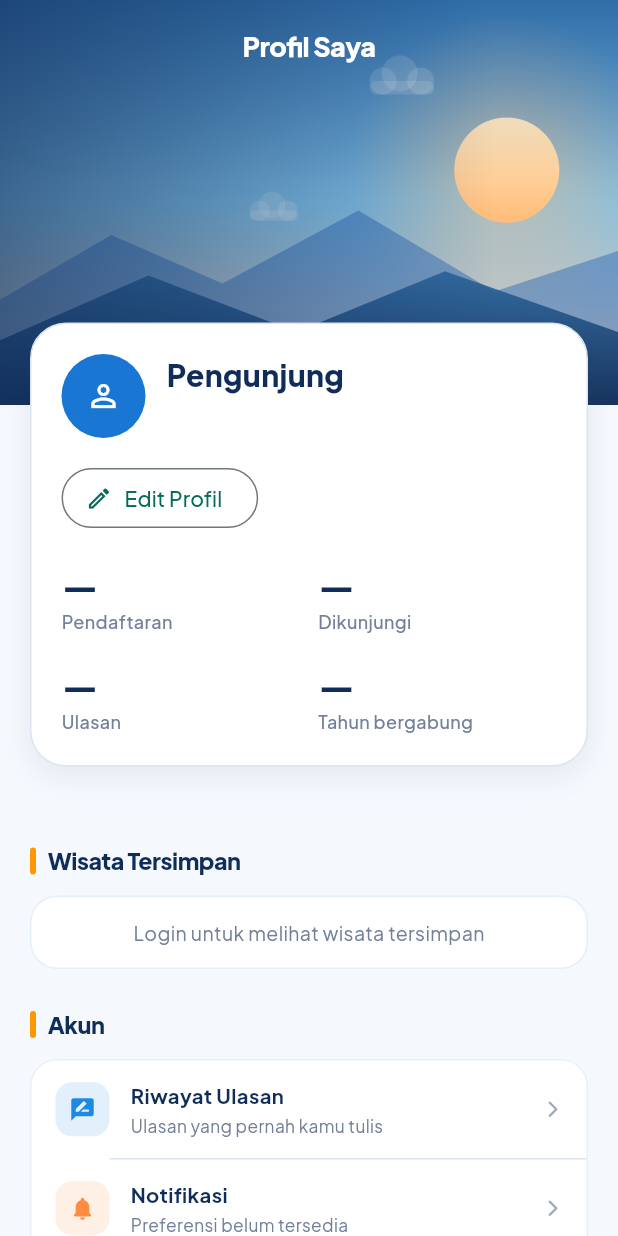
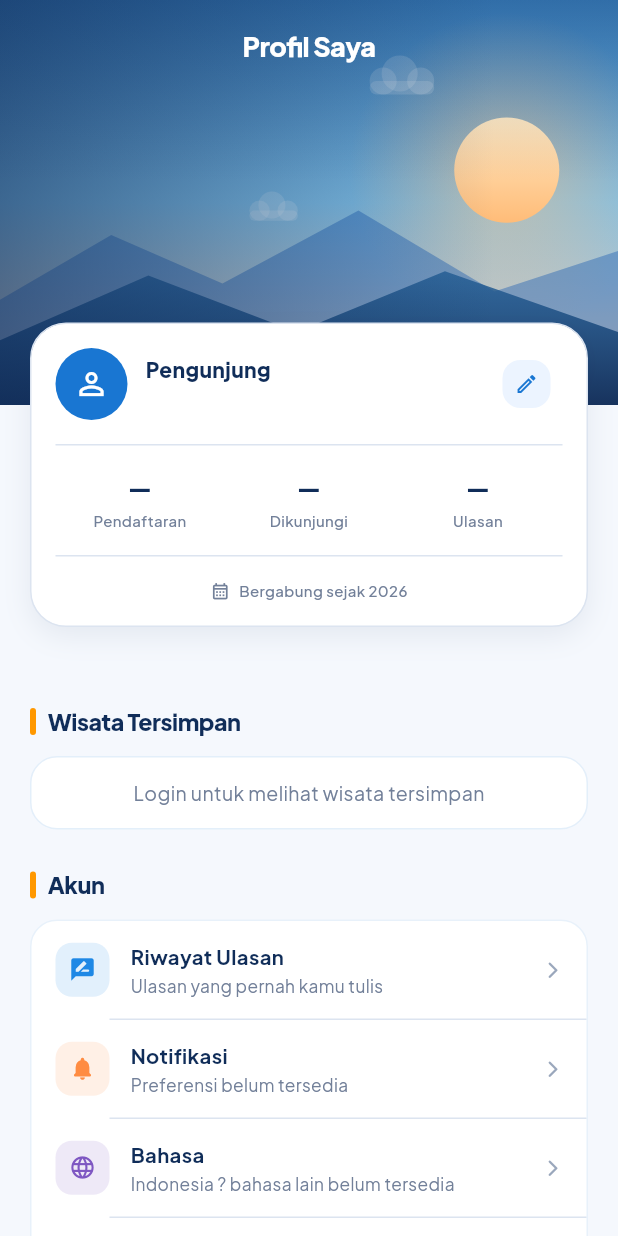
Before and after one commit to koyotot/pami-wisata-daearahku, a Flutter app: the ProfilUserScreen screen opened directly, on a phone screen of 412 x 824 dp. Run offline on Flutter 3.47's test engine with Material 3 defaults, Android fonts, the phone set to English and light mode, and no system bars; our stand-ins replace firebase_auth, firebase_core, firebase_messaging, flutter_secure_storage, google_fonts, google_sign_in and 2 more; missing offline and left inert: phone_numbers_parser; accounts and stored records are empty; statements that could not run were skipped.

Commit message:
feat(mobile): refine V4 profile, notifications, and floating navigation
- compact profile card and show join year from email verification
- restyle notification filters, event icons, and read indicators
- preserve bottom spacing beneath floating navigation
- remove search header back button
- update regression tests and add profile redesign PRD

```diff
--- a/lib/data/app_data.dart
+++ b/lib/data/app_data.dart
@@ -12,9 +12,11 @@ class User {
   String noTelepon;
   String password;
   DateTime createdAt;
+  final DateTime? emailVerifiedAt;
 
   User({
     this.isLaravel = false,
+    this.emailVerifiedAt,
     required this.id,
     required this.namaLengkap,
     required this.email,
--- a/lib/screens/main_navigation_screen.dart
+++ b/lib/screens/main_navigation_screen.dart
@@ -137,6 +137,7 @@ class _MainNavigationScreenState extends State<MainNavigationScreen>
             if (!didPop) _gotoTab(0);
           },
           child: Scaffold(
+            extendBody: true,
             backgroundColor: AppColors.bg,
             body: FadeTransition(
               opacity: _tabOpacity,
--- a/lib/screens/profil_user_screen.dart
+++ b/lib/screens/profil_user_screen.dart
@@ -96,7 +96,6 @@ class _ProfilUserScreenState extends State<ProfilUserScreen>
   late Animation<double> _fadeAnim;
   late Animation<Offset> _slideAnim;
 
-  bool _loadingJumlah = true;
   int? _jumlahPendaftaran;
   int? _jumlahUlasan;
   int? _jumlahDikunjungi;
@@ -118,12 +117,6 @@ class _ProfilUserScreenState extends State<ProfilUserScreen>
     _loadJumlahPendaftaran();
   }
 
-  @override
-  void didUpdateWidget(ProfilUserScreen oldWidget) {
-    super.didUpdateWidget(oldWidget);
-    if (widget.active && !oldWidget.active) _loadJumlahPendaftaran();
-  }
-
   int _jumlahRequest = 0;
 
   void _sessionChanged() {
@@ -133,7 +126,6 @@ class _ProfilUserScreenState extends State<ProfilUserScreen>
       _jumlahPendaftaran = null;
       _jumlahUlasan = null;
       _jumlahDikunjungi = null;
-      _loadingJumlah = true;
     });
     _loadJumlahPendaftaran();
   }
@@ -143,11 +135,9 @@ class _ProfilUserScreenState extends State<ProfilUserScreen>
     final generation = session.sessionGeneration;
     final request = ++_jumlahRequest;
     if (!session.authenticated.value || !session.deviceSessionReady) {
-      if (mounted) setState(() => _loadingJumlah = false);
       return;
     }
     setState(() {
-      _loadingJumlah = true;
       _jumlahError = null;
     });
     try {
@@ -159,14 +149,12 @@ class _ProfilUserScreenState extends State<ProfilUserScreen>
         _jumlahPendaftaran = counts.bookings;
         _jumlahUlasan = counts.reviews;
         _jumlahDikunjungi = counts.visits;
-        _loadingJumlah = false;
       });
     } catch (_) {
       if (!mounted ||
           !session.isCurrentGeneration(generation) ||
           request != _jumlahRequest) return;
       setState(() {
-        _loadingJumlah = false;
         _jumlahError = 'Statistik profil belum dapat dimuat.';
       });
     }
@@ -298,8 +286,7 @@ class _ProfilUserScreenState extends State<ProfilUserScreen>
   @override
   Widget build(BuildContext context) {
     final user = currentUser;
-    // AuthSession's legacy currentUser.createdAt is local hydration time.
-    const tahunBergabung = '\u2014';
+    final tahunBergabung = user?.emailVerifiedAt?.year.toString() ?? '\u2014';
 
     return Theme(
       // Font Plus Jakarta Sans untuk seluruh halaman, dialog & bottom sheet
@@ -324,6 +311,8 @@ class _ProfilUserScreenState extends State<ProfilUserScreen>
                   ? const AlwaysStoppedAnimation(Offset.zero)
                   : _slideAnim,
               child: SingleChildScrollView(
+                padding: EdgeInsets.only(
+                    bottom: MediaQuery.paddingOf(context).bottom),
                 physics: const BouncingScrollPhysics(),
                 child: Column(
                   crossAxisAlignment: CrossAxisAlignment.start,
@@ -513,25 +502,17 @@ class _ProfilUserScreenState extends State<ProfilUserScreen>
     final stats = [
       (
         'Pendaftaran',
-        _loadingJumlah || _jumlahPendaftaran == null
-            ? '\u2014'
-            : '$_jumlahPendaftaran'
+        _jumlahPendaftaran == null ? '\u2014' : '$_jumlahPendaftaran'
       ),
       (
         'Dikunjungi',
-        _loadingJumlah || _jumlahDikunjungi == null
-            ? '\u2014'
-            : '$_jumlahDikunjungi'
+        _jumlahDikunjungi == null ? '\u2014' : '$_jumlahDikunjungi'
       ),
-      (
-        'Ulasan',
-        _loadingJumlah || _jumlahUlasan == null ? '\u2014' : '$_jumlahUlasan'
-      ),
-      ('Tahun bergabung', tahunBergabung),
+      ('Ulasan', _jumlahUlasan == null ? '\u2014' : '$_jumlahUlasan'),
     ];
     return Container(
       key: const ValueKey('profileIdentityCard'),
-      padding: const EdgeInsets.all(20),
+      padding: const EdgeInsets.all(16),
       decoration: BoxDecoration(
           color: Colors.white,
           borderRadius: BorderRadius.circular(24),
@@ -540,55 +521,72 @@ class _ProfilUserScreenState extends State<ProfilUserScreen>
             BoxShadow(
                 color: Color(0x140F2D59), blurRadius: 16, offset: Offset(0, 6))
           ]),
-      child: Column(crossAxisAlignment: CrossAxisAlignment.start, children: [
-        Row(crossAxisAlignment: CrossAxisAlignment.start, children: [
+      child: Column(children: [
+        Row(children: [
           CircleAvatar(
-              radius: 28,
+              radius: 24,
               backgroundColor: _C.blue,
               child: initials.isEmpty
                   ? const Icon(Icons.person_outline, color: Colors.white)
                   : Text(initials,
-                      style: _font(20, FontWeight.w800, Colors.white))),
-          const SizedBox(width: 14),
+                      style: _font(16, FontWeight.w800, Colors.white))),
+          const SizedBox(width: 12),
           Expanded(
               child: Column(
                   crossAxisAlignment: CrossAxisAlignment.start,
                   children: [
                 Text(nama.isEmpty ? 'Pengunjung' : nama,
-                    style: _font(20, FontWeight.w800, _C.navy)),
+                    style: _font(14, FontWeight.w800, _C.navy)),
                 const SizedBox(height: 4),
                 Text(user?.email ?? '\u2014',
-                    style: _font(13, FontWeight.w500, _C.textMuted)),
-                if (user?.noTelepon.isNotEmpty ?? false) ...[
-                  const SizedBox(height: 4),
+                    style: _font(11, FontWeight.w500, _C.textMuted)),
+                if (user?.noTelepon.isNotEmpty ?? false)
                   Text(user!.noTelepon,
-                      style: _font(13, FontWeight.w500, _C.textMuted)),
-                ],
+                      style: _font(11, FontWeight.w500, _C.textMuted)),
               ])),
+          const SizedBox(width: 4),
+          IconButton(
+            tooltip: 'Edit Profil',
+            onPressed: () => _bukaEditProfil(context),
+            icon: Container(
+              padding: const EdgeInsets.all(8),
+              decoration: BoxDecoration(
+                color: const Color(0xFFECF4FF),
+                borderRadius: BorderRadius.circular(12),
+              ),
+              child: const Icon(Icons.edit_outlined, size: 16, color: _C.blue),
+            ),
+          ),
         ]),
-        const SizedBox(height: 16),
-        OutlinedButton.icon(
-            onPressed: () => _bukaEditProfil(context),
-            icon: const Icon(Icons.edit_outlined, size: 18),
-            label: const Text('Edit Profil')),
-        const SizedBox(height: 16),
-        LayoutBuilder(
-            builder: (context, constraints) => Wrap(
-                spacing: 12,
-                runSpacing: 16,
-                children: stats
-                    .map((stat) => SizedBox(
-                        width: (constraints.maxWidth - 12) / 2,
-                        child: Column(
-                            crossAxisAlignment: CrossAxisAlignment.start,
-                            children: [
-                              Text(stat.$2,
-                                  style: _font(24, FontWeight.w800, _C.navy)),
-                              Text(stat.$1,
-                                  style:
-                                      _font(12, FontWeight.w500, _C.textMuted)),
-                            ])))
-                    .toList())),
+        const Padding(
+          padding: EdgeInsets.symmetric(vertical: 16),
+          child: Divider(height: 1, color: _C.border),
+        ),
+        Row(crossAxisAlignment: CrossAxisAlignment.start, children: [
+          for (final stat in stats)
+            Expanded(
+              child: Column(children: [
+                Text(stat.$2, style: _font(16, FontWeight.w800, _C.navy)),
+                const SizedBox(height: 4),
+                Text(stat.$1,
+                    textAlign: TextAlign.center,
+                    style: _font(10, FontWeight.w500, _C.textMuted)),
+              ]),
+            ),
+        ]),
+        const Padding(
+          padding: EdgeInsets.symmetric(vertical: 16),
+          child: Divider(height: 1, color: _C.border),
+        ),
+        Row(mainAxisAlignment: MainAxisAlignment.center, children: [
+          const Icon(Icons.calendar_month_outlined,
+              size: 13, color: _C.textMuted),
+          const SizedBox(width: 6),
+          Flexible(
+            child: Text('Bergabung sejak $tahunBergabung',
+                style: _font(10, FontWeight.w500, _C.textMuted)),
+          ),
+        ]),
       ]),
     );
   }
--- a/lib/services/auth_session.dart
+++ b/lib/services/auth_session.dart
@@ -297,6 +297,8 @@ class AuthSession {
         noTelepon: data['phone'] as String? ?? '',
         password: '',
         createdAt: DateTime.now(),
+        emailVerifiedAt:
+            verifiedAt is String ? DateTime.tryParse(verifiedAt) : null,
         isLaravel: true);
   }
 
```
Also changed, not shown: lib/screens/bukti_pendaftaran_screen.dart (+16 -6 lines), lib/screens/cari_wisata_screen.dart (+1 -18 lines), lib/screens/notifikasi_screen.dart (+114 -75 lines), 4 other files.
